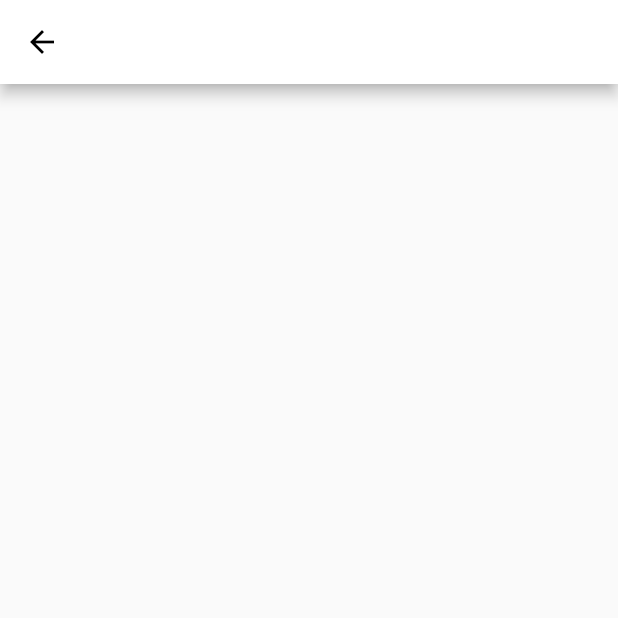
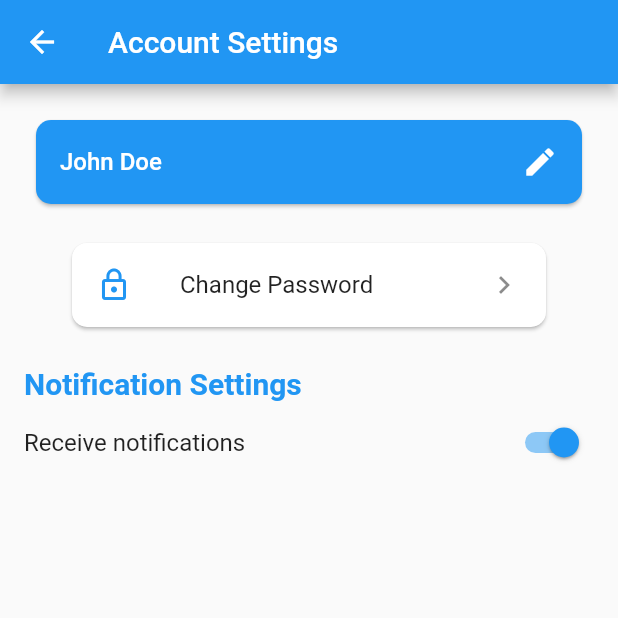
Before and after one commit to Team-Clayton-Cornett/Mobile-App, a Flutter app: the AccountPage screen opened directly, on a phone screen of 412 x 824 dp, the top half of it. Run offline on Flutter 3.47's test engine with Material 2 defaults, Android fonts, the phone set to English and light mode, and no system bars; our stand-ins replace after_layout, clock, fl_chart, flutter_calendar_carousel, flutter_secure_storage, google_maps_flutter and 3 more; missing offline and left inert: fluster; accounts and stored records are empty.

Commit message:
Added UI of Account Settings

```diff
--- a/lib/main.dart
+++ b/lib/main.dart
@@ -1,3 +1,4 @@
+import 'package:capstone_app/pages/account.dart';
 import 'package:capstone_app/pages/filter.dart';
 import 'package:capstone_app/pages/garageDetail.dart';
 import 'package:flutter/material.dart';
@@ -47,6 +48,7 @@ class MyApp extends StatelessWidget {
         '/create_account': (context) => CreateAccountPage(),
         '/home/garage_details': (context) => GarageDetailPage(),
         '/home/filter': (context) => FilterPage(),
+        '/account': (context) => AccountPage(),
       },
     );
   }
--- a/lib/pages/account.dart
+++ b/lib/pages/account.dart
@@ -5,14 +5,63 @@ class AccountPage extends StatelessWidget {
   Widget build(BuildContext context) {
     return Scaffold(
       appBar: AppBar(
-        backgroundColor: Colors.white,
-        title: Text('Account'),
+        brightness: Brightness.light,
+        iconTheme: IconThemeData(color: Colors.white),
+        backgroundColor: Colors.blue,
+        title: Text('Account Settings', style: TextStyle(color: Colors.white),),
       ),
       body: SingleChildScrollView(
+        padding: const EdgeInsets.all(16.0),
         child: Column(
           crossAxisAlignment: CrossAxisAlignment.start,
-          children: <Widget>[],
-        ),
+          children: <Widget>[
+          Card(
+            shape: RoundedRectangleBorder(borderRadius: BorderRadius.circular(10.0)),
+            margin: const EdgeInsets.all(8.0),
+            color: Colors.blue,
+            child: ListTile(
+              onTap: (){
+                // open edit profile
+
+              },
+            title: Text("John Doe", style: TextStyle(color: Colors.white, fontWeight: FontWeight.w500,),),
+            trailing: Icon(Icons.edit, color: Colors.white,),
+            )
+          ),
+            const SizedBox(height: 10.0),
+            Card(
+              margin: const EdgeInsets.fromLTRB(32.0, 8.0, 32.0, 16.0),
+              shape: RoundedRectangleBorder(borderRadius: BorderRadius.circular(10.0)),
+              child: Column(
+                children: <Widget>[
+                  ListTile(
+                    leading: Icon(Icons.lock_outline, color: Colors.blue,),
+                    title: Text("Change Password"),
+                    trailing: Icon(Icons.keyboard_arrow_right),
+                    onTap: (){
+                      // open change password
+                    },
+                  ),
+                ],
+              ),
+            ),
+            const SizedBox(height: 10.0),
+            Text("Notification Settings", style: TextStyle(
+              fontSize: 20.0,
+              fontWeight: FontWeight.bold,
+              color: Colors.blue,
+            ),),
+            SwitchListTile(
+              activeColor: Colors.blue,
+              contentPadding: const EdgeInsets.all(0),
+              value: true,
+              title: Text("Receive notifications"),
+              onChanged: (val){
+                // notification settings
+              },
+            ),
+        ],
+       ),
       ),
     );
   }
```
